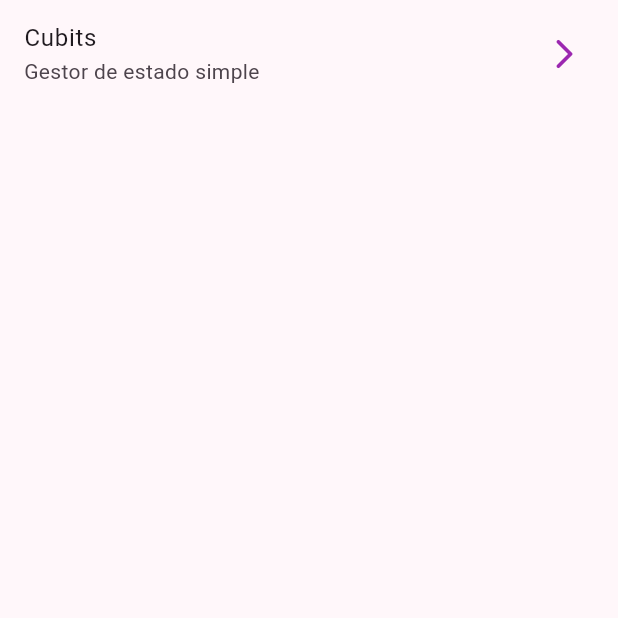
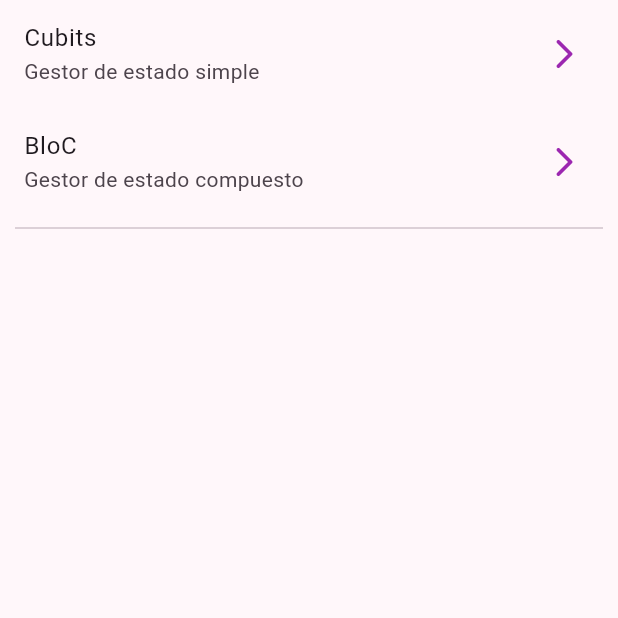
Before and after one commit to francoinostrozah/forms_app, a Flutter app: the screen it shows after launch, on a phone screen of 412 x 824 dp, the top half of it. Run offline on Flutter 3.47's test engine with Material 2 defaults, Android fonts, the phone set to English and light mode, and no system bars; our stand-ins replace equatable, flutter_bloc, go_router.

Commit message:
:sparkles: (counter-bloc) added counter BloC

```diff
--- a/lib/config/router/app_router.dart
+++ b/lib/config/router/app_router.dart
@@ -1,3 +1,4 @@
+import 'package:forms_app/presentation/screens/bloc_counter_screen.dart';
 import 'package:forms_app/presentation/screens/screens.dart';
 import 'package:go_router/go_router.dart';
 
@@ -9,5 +10,9 @@ final appRouter = GoRouter(routes: [
   GoRoute(
     path: '/cubits',
     builder: (context, state) => const CubitCounterScreen(),
+  ),
+  GoRoute(
+    path: '/counter-bloc',
+    builder: (context, state) => const BlocCounterScreen(),
   )
 ]);
--- a/lib/presentation/screens/home_screen.dart
+++ b/lib/presentation/screens/home_screen.dart
@@ -14,6 +14,16 @@ class HomeScreen extends StatelessWidget {
             subtitle: const Text('Gestor de estado simple'),
             trailing: const Icon(Icons.arrow_forward_ios_rounded),
             onTap: () => {context.push(('/cubits'))},
+          ),
+          ListTile(
+            title: const Text('BloC'),
+            subtitle: const Text('Gestor de estado compuesto'),
+            trailing: const Icon(Icons.arrow_forward_ios_rounded),
+            onTap: () => {context.push(('/counter-bloc'))},
+          ),
+          const Padding(
+            padding: EdgeInsets.symmetric(horizontal: 10),
+            child: Divider(),
           )
         ],
       ),
```
Also changed, not shown: lib/presentation/blocs/counter_bloc/counter_bloc.dart (added, +32 -0 lines), lib/presentation/blocs/counter_bloc/counter_event.dart (added, +13 -0 lines), lib/presentation/blocs/counter_bloc/counter_state.dart (added, +15 -0 lines), lib/presentation/screens/bloc_counter_screen.dart (+36 -7 lines).
